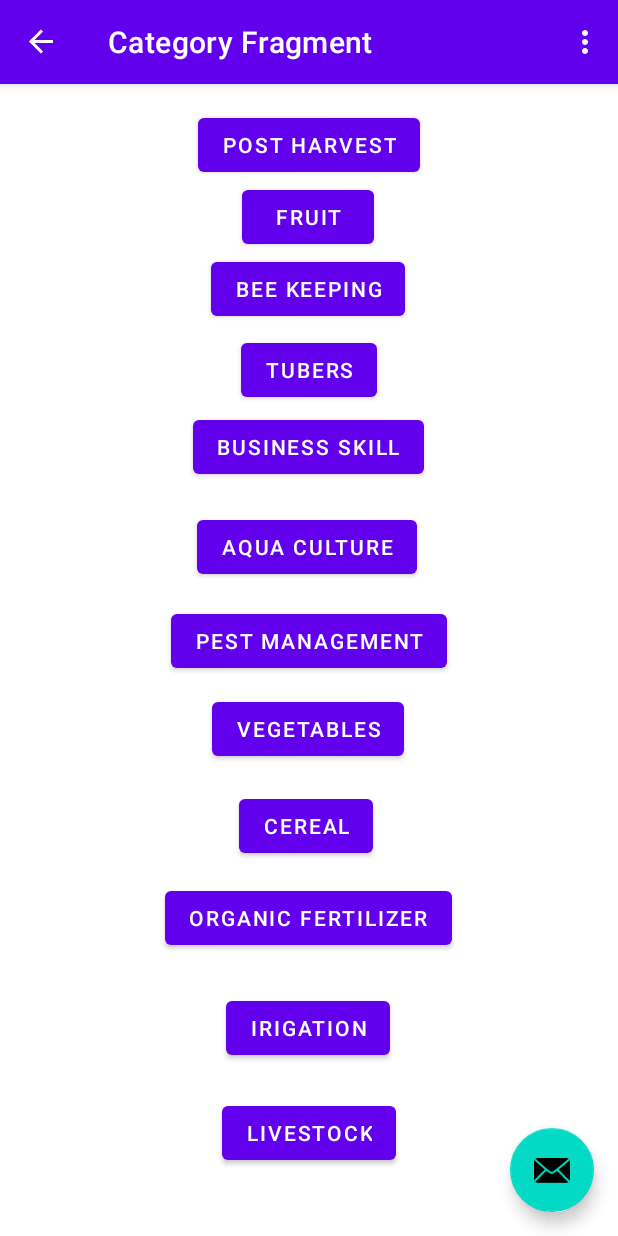
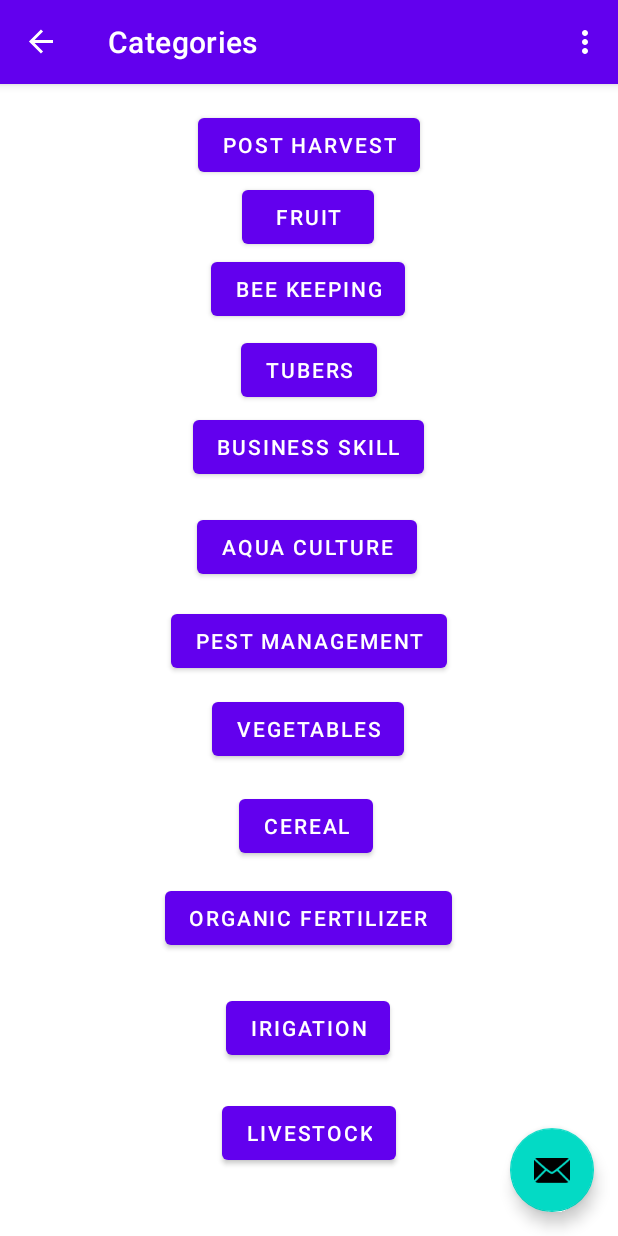
Before and after one commit to treytaylor687/AmbaFarmersVoice, an Android app: the screen it shows after launch (MainActivity), after a tap on an icon or button, on a phone screen of 412 x 824 dp. Run offline under Robolectric (Android 15) with nearby library versions, the phone set to English and light mode, and no system bars; our stand-ins replace navigation-ui.

Commit message:
Updated Menu Titles

```diff
--- a/Amba/app/src/main/res/values/strings.xml
+++ b/Amba/app/src/main/res/values/strings.xml
@@ -1,10 +1,10 @@
 <resources>
-    <string name="app_name">Amba Famers Voice</string>
+    <string name="app_name">Amba Farmers Voice</string>
     <string name="action_settings">Settings</string>
     <!-- Strings used for fragments for navigation -->
-    <string name="first_fragment_label">First Fragment</string>
-    <string name="second_fragment_label">Second Fragment</string>
-    <string name="category_fragment_label">Category Fragment</string>
+    <string name="first_fragment_label">Amba Farmers Voice</string>
+    <string name="second_fragment_label">About Us</string>
+    <string name="category_fragment_label">Categories</string>
 
 
     <string name="next">Next</string>
```
Also changed, not shown: 1 other file.
